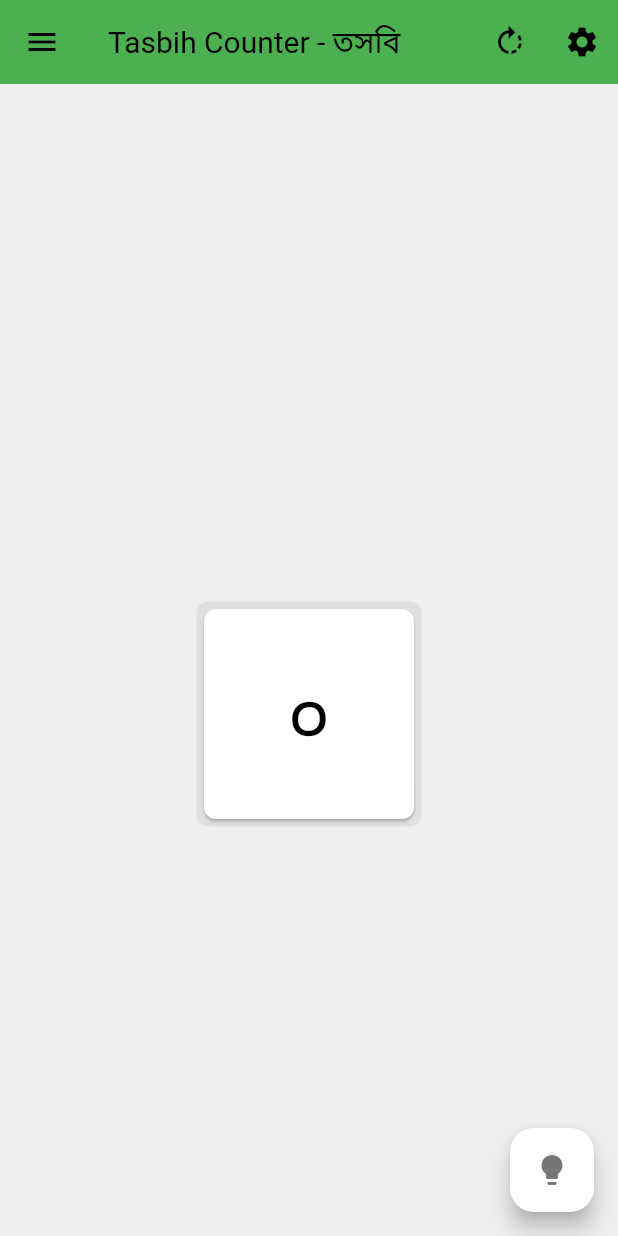
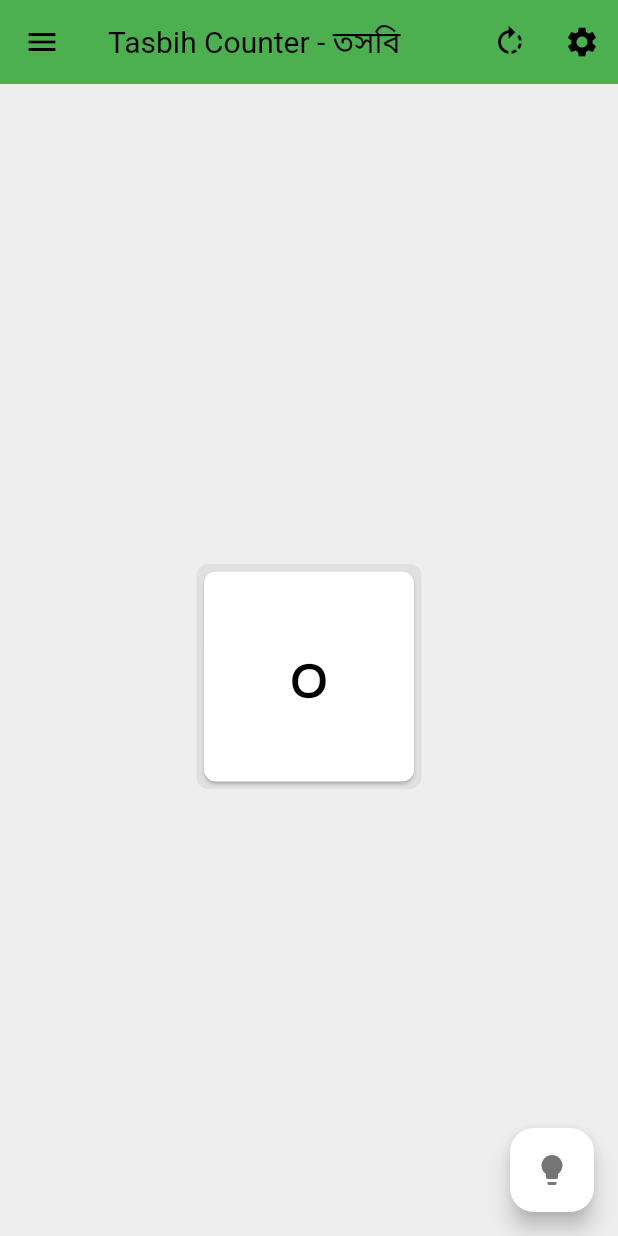
Before and after one commit to Azimul-Haque/tasbih-android, a Flutter app: the screen it shows after launch, on a phone screen of 412 x 824 dp. Run offline on Flutter 3.47's test engine with Material 3 defaults, Android fonts, the phone set to English and light mode, and no system bars; our stand-ins replace shared_preferences.

Commit message:
Commit Mon 11/25/2024  5:26:45.23 6761

```diff
--- a/lib/view/home.dart
+++ b/lib/view/home.dart
@@ -103,6 +103,7 @@ class _MyHomePageState extends State<MyHomePage> {
               ),
             ),
           ),
+          const SizedBox(height: 50)
         ],
       ),
       floatingActionButton: FloatingActionButton(
```
